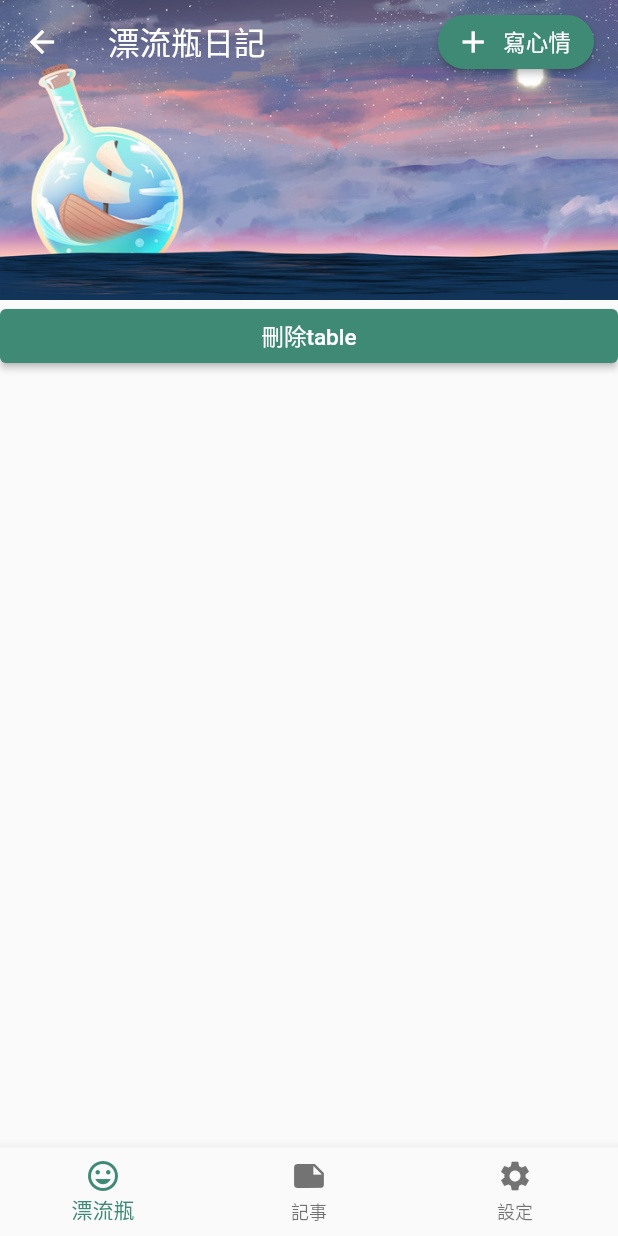
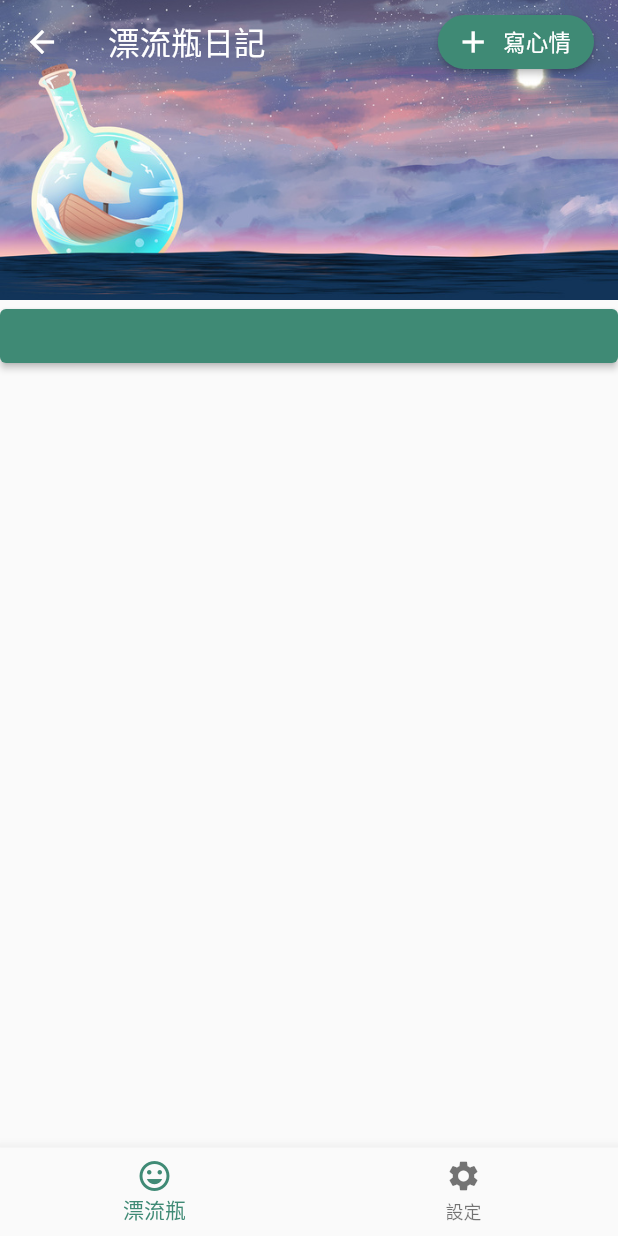
Before and after one commit to Ignacio1110/driftbottlediary, a Flutter app: the MyHomePage screen opened by its route, on a phone screen of 412 x 824 dp. Run offline on Flutter 3.47's test engine with Material 2 defaults, Android fonts, the phone set to English and light mode, and no system bars; our stand-ins replace get, get_storage, sqflite; accounts and stored records are empty.

```diff
--- a/lib/screens/diary/diary_page.dart
+++ b/lib/screens/diary/diary_page.dart
@@ -68,9 +68,9 @@ class DiaryPage extends GetView<DiaryPageController> {
           SliverToBoxAdapter(
             child: ElevatedButton(
               onPressed: () {
-                controller.deleteTable();
+                // controller.deleteTable();
               },
-              child: Text('刪除table'),
+              child: Text(''),
             ),
           ),
         ],
--- a/lib/screens/home.dart
+++ b/lib/screens/home.dart
@@ -1,11 +1,10 @@
-import 'package:driftbottlediary/screens/diary/diary_page.dart';
-import 'package:driftbottlediary/screens/settings/setting_page.dart';
-import 'package:driftbottlediary/translations.dart';
 import 'package:flutter/material.dart';
 import 'package:get/get.dart';
-import 'package:get/get_state_manager/get_state_manager.dart';
 
+import '../translations.dart';
 import 'bottom_nav_controller.dart';
+import 'diary/diary_page.dart';
+import 'settings/setting_page.dart';
 
 class MyHomePage extends GetView<BottomNavController> {
   const MyHomePage({super.key});
@@ -18,9 +17,9 @@ class MyHomePage extends GetView<BottomNavController> {
           index: controller.currentIndex.value,
           children: [
             DiaryPage(),
-            Center(
-              child: Text("2"),
-            ),
+            // Center(
+            //   child: Text("2"),
+            // ),
             SettingsPage(),
           ],
         ),
@@ -34,10 +33,10 @@ class MyHomePage extends GetView<BottomNavController> {
               icon: const Icon(Icons.mood_sharp),
               label: DiaryTranslations.drift_bottle.tr,
             ),
-            BottomNavigationBarItem(
-              icon: const Icon(Icons.note),
-              label: DiaryTranslations.note.tr,
-            ),
+            // BottomNavigationBarItem(
+            //   icon: const Icon(Icons.note),
+            //   label: DiaryTranslations.note.tr,
+            // ),
             BottomNavigationBarItem(
               icon: const Icon(Icons.settings),
               label: DiaryTranslations.settings.tr,
--- a/lib/screens/splash_page.dart
+++ b/lib/screens/splash_page.dart
@@ -4,6 +4,8 @@ import 'package:get/get.dart';
 import 'splash_controller.dart';
 
 class SplashPage extends GetView<SplashController> {
+  const SplashPage({super.key});
+
   @override
   Widget build(BuildContext context) {
     Get.put(SplashController());
--- a/pubspec.yaml
+++ b/pubspec.yaml
@@ -56,6 +56,7 @@ dev_dependencies:
   flutter_lints: ^2.0.0
   build_runner: ^2.3.3
   json_serializable: ^6.6.1
+  flutter_launcher_icons: ^0.12.0
 
 # For information on the generic Dart part of this file, see the
 # following page: https://dart.dev/tools/pub/pubspec
@@ -71,6 +72,7 @@ flutter:
   # To add assets to your application, add an assets section, like this:
   assets:
    - assets/images/
+   - assets/icons/
 
   # An image asset can refer to one or more resolution-specific "variants", see
   # https://flutter.dev/assets-and-images/#resolution-aware
```
Also changed, not shown: flutter_launcher_icons.yaml (added, +18 -0 lines), lib/app.dart (+4 -16 lines), assets/icons/icon.png (added), pubspec.lock, 47 other files.
